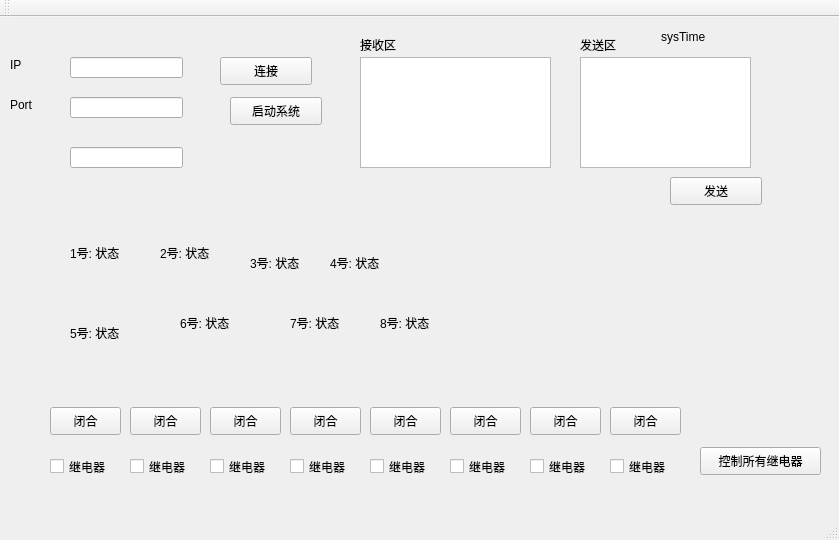
kingvei/Sample_Qt, file mainwindow.ui: the form before one commit.
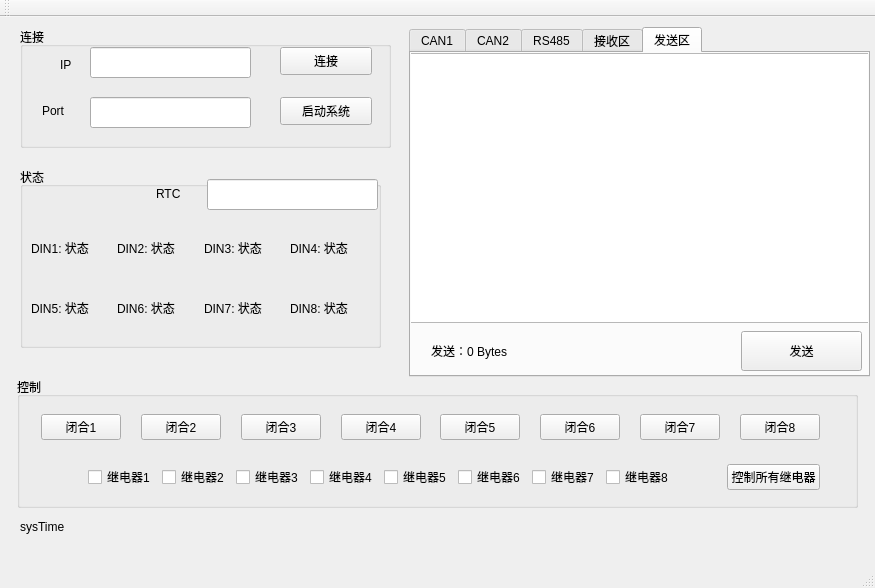
The form after the commit.

Commit message: 优化界面

The edit to the form file:
```diff
--- a/mainwindow.ui
+++ b/mainwindow.ui
@@ -6,8 +6,8 @@
    <rect>
     <x>0</x>
     <y>0</y>
-    <width>839</width>
-    <height>540</height>
+    <width>875</width>
+    <height>588</height>
    </rect>
   </property>
   <property name="windowTitle">
@@ -23,48 +23,28 @@
    <widget class="QLineEdit" name="srvIPLineEdit">
     <property name="geometry">
      <rect>
-      <x>70</x>
-      <y>40</y>
-      <width>113</width>
-      <height>21</height>
+      <x>90</x>
+      <y>30</y>
+      <width>161</width>
+      <height>31</height>
      </rect>
     </property>
    </widget>
    <widget class="QLineEdit" name="srvPortLineEdit">
     <property name="geometry">
      <rect>
-      <x>70</x>
+      <x>90</x>
       <y>80</y>
-      <width>113</width>
-      <height>21</height>
-     </rect>
-    </property>
-   </widget>
-   <widget class="QTextEdit" name="tcpSendText">
-    <property name="geometry">
-     <rect>
-      <x>580</x>
-      <y>40</y>
-      <width>171</width>
-      <height>111</height>
-     </rect>
-    </property>
-   </widget>
-   <widget class="QTextEdit" name="tcpRecvText">
-    <property name="geometry">
-     <rect>
-      <x>360</x>
-      <y>40</y>
-      <width>191</width>
-      <height>111</height>
+      <width>161</width>
+      <height>31</height>
      </rect>
     </property>
    </widget>
    <widget class="QPushButton" name="tcpEstablishButton">
     <property name="geometry">
      <rect>
-      <x>220</x>
-      <y>40</y>
+      <x>280</x>
+      <y>30</y>
       <width>92</width>
       <height>28</height>
      </rect>
@@ -73,153 +53,10 @@
      <string>连接</string>
     </property>
    </widget>
-   <widget class="QPushButton" name="tcpSendButton">
-    <property name="geometry">
-     <rect>
-      <x>670</x>
-      <y>160</y>
-      <width>92</width>
-      <height>28</height>
-     </rect>
-    </property>
-    <property name="text">
-     <string>发送</string>
-    </property>
-   </widget>
-   <widget class="QLabel" name="label">
-    <property name="geometry">
-     <rect>
-      <x>10</x>
-      <y>40</y>
-      <width>41</width>
-      <height>16</height>
-     </rect>
-    </property>
-    <property name="text">
-     <string>IP</string>
-    </property>
-   </widget>
-   <widget class="QLabel" name="label_2">
-    <property name="geometry">
-     <rect>
-      <x>10</x>
-      <y>80</y>
-      <width>41</width>
-      <height>16</height>
-     </rect>
-    </property>
-    <property name="text">
-     <string>Port</string>
-    </property>
-   </widget>
-   <widget class="QCheckBox" name="relayCheckBox_1">
-    <property name="geometry">
-     <rect>
-      <x>130</x>
-      <y>440</y>
-      <width>71</width>
-      <height>19</height>
-     </rect>
-    </property>
-    <property name="text">
-     <string>继电器</string>
-    </property>
-   </widget>
-   <widget class="QCheckBox" name="relayCheckBox_2">
-    <property name="geometry">
-     <rect>
-      <x>210</x>
-      <y>440</y>
-      <width>71</width>
-      <height>19</height>
-     </rect>
-    </property>
-    <property name="text">
-     <string>继电器</string>
-    </property>
-   </widget>
-   <widget class="QCheckBox" name="relayCheckBox_3">
-    <property name="geometry">
-     <rect>
-      <x>290</x>
-      <y>440</y>
-      <width>71</width>
-      <height>19</height>
-     </rect>
-    </property>
-    <property name="text">
-     <string>继电器</string>
-    </property>
-   </widget>
-   <widget class="QCheckBox" name="relayCheckBox_4">
-    <property name="geometry">
-     <rect>
-      <x>370</x>
-      <y>440</y>
-      <width>71</width>
-      <height>19</height>
-     </rect>
-    </property>
-    <property name="text">
-     <string>继电器</string>
-    </property>
-   </widget>
-   <widget class="QCheckBox" name="relayCheckBox_5">
-    <property name="geometry">
-     <rect>
-      <x>450</x>
-      <y>440</y>
-      <width>71</width>
-      <height>19</height>
-     </rect>
-    </property>
-    <property name="text">
-     <string>继电器</string>
-    </property>
-   </widget>
-   <widget class="QCheckBox" name="relayCheckBox_6">
-    <property name="geometry">
-     <rect>
-      <x>530</x>
-      <y>440</y>
-      <width>71</width>
-      <height>19</height>
-     </rect>
-    </property>
-    <property name="text">
-     <string>继电器</string>
-    </property>
-   </widget>
-   <widget class="QCheckBox" name="relayCheckBox_7">
-    <property name="geometry">
-     <rect>
-      <x>610</x>
-      <y>440</y>
-      <width>71</width>
-      <height>19</height>
-     </rect>
-    </property>
-    <property name="text">
-     <string>继电器</string>
-    </property>
-   </widget>
-   <widget class="QCheckBox" name="relayCheckBox_0">
-    <property name="geometry">
-     <rect>
-      <x>50</x>
-      <y>440</y>
-      <width>71</width>
-      <height>19</height>
-     </rect>
-    </property>
-    <property name="text">
-     <string>继电器</string>
-    </property>
-   </widget>
    <widget class="QPushButton" name="runSystemButton">
     <property name="geometry">
      <rect>
-      <x>230</x>
+      <x>280</x>
       <y>80</y>
       <width>92</width>
       <height>28</height>
@@ -229,164 +66,605 @@
      <string>启动系统</string>
     </property>
    </widget>
-   <widget class="QPushButton" name="relayButton_1">
+   <widget class="QTabWidget" name="tabWidget">
     <property name="geometry">
      <rect>
-      <x>130</x>
-      <y>390</y>
-      <width>71</width>
-      <height>28</height>
+      <x>409</x>
+      <y>10</y>
+      <width>461</width>
+      <height>350</height>
      </rect>
     </property>
-    <property name="text">
-     <string>闭合</string>
+    <property name="currentIndex">
+     <number>4</number>
     </property>
+    <widget class="QWidget" name="can1Tab">
+     <attribute name="title">
+      <string>CAN1</string>
+     </attribute>
+     <widget class="QTextBrowser" name="can1Text">
+      <property name="geometry">
+       <rect>
+        <x>-1</x>
+        <y>0</y>
+        <width>500</width>
+        <height>270</height>
+       </rect>
+      </property>
+     </widget>
+     <widget class="QLabel" name="label_7">
+      <property name="geometry">
+       <rect>
+        <x>20</x>
+        <y>290</y>
+        <width>101</width>
+        <height>16</height>
+       </rect>
+      </property>
+      <property name="text">
+       <string>接收：0 Bytes</string>
+      </property>
+     </widget>
+    </widget>
+    <widget class="QWidget" name="can2Tab">
+     <attribute name="title">
+      <string>CAN2</string>
+     </attribute>
+     <widget class="QTextBrowser" name="can2Text">
+      <property name="geometry">
+       <rect>
+        <x>-1</x>
+        <y>0</y>
+        <width>500</width>
+        <height>270</height>
+       </rect>
+      </property>
+     </widget>
+     <widget class="QLabel" name="label_6">
+      <property name="geometry">
+       <rect>
+        <x>20</x>
+        <y>290</y>
+        <width>101</width>
+        <height>16</height>
+       </rect>
+      </property>
+      <property name="text">
+       <string>接收：0 Bytes</string>
+      </property>
+     </widget>
+    </widget>
+    <widget class="QWidget" name="rs485Tab">
+     <attribute name="title">
+      <string>RS485</string>
+     </attribute>
+     <widget class="QTextBrowser" name="rs485Text">
+      <property name="geometry">
+       <rect>
+        <x>-1</x>
+        <y>0</y>
+        <width>500</width>
+        <height>270</height>
+       </rect>
+      </property>
+     </widget>
+     <widget class="QLabel" name="label_5">
+      <property name="geometry">
+       <rect>
+        <x>20</x>
+        <y>290</y>
+        <width>101</width>
+        <height>16</height>
+       </rect>
+      </property>
+      <property name="text">
+       <string>接收：0 Bytes</string>
+      </property>
+     </widget>
+    </widget>
+    <widget class="QWidget" name="recvTab">
+     <attribute name="title">
+      <string>接收区</string>
+     </attribute>
+     <widget class="QTextEdit" name="tcpRecvText">
+      <property name="geometry">
+       <rect>
+        <x>-1</x>
+        <y>0</y>
+        <width>500</width>
+        <height>270</height>
+       </rect>
+      </property>
+     </widget>
+     <widget class="QLabel" name="label_4">
+      <property name="geometry">
+       <rect>
+        <x>20</x>
+        <y>290</y>
+        <width>101</width>
+        <height>16</height>
+       </rect>
+      </property>
+      <property name="text">
+       <string>接收：0 Bytes</string>
+      </property>
+     </widget>
+    </widget>
+    <widget class="QWidget" name="sendTab">
+     <attribute name="title">
+      <string>发送区</string>
+     </attribute>
+     <widget class="QTextEdit" name="tcpSendText">
+      <property name="geometry">
+       <rect>
+        <x>-1</x>
+        <y>0</y>
+        <width>500</width>
+        <height>270</height>
+       </rect>
+      </property>
+     </widget>
+     <widget class="QPushButton" name="tcpSendButton">
+      <property name="geometry">
+       <rect>
+        <x>330</x>
+        <y>278</y>
+        <width>121</width>
+        <height>40</height>
+       </rect>
+      </property>
+      <property name="text">
+       <string>发送</string>
+      </property>
+     </widget>
+     <widget class="QLabel" name="label_3">
+      <property name="geometry">
+       <rect>
+        <x>20</x>
+        <y>290</y>
+        <width>101</width>
+        <height>16</height>
+       </rect>
+      </property>
+      <property name="text">
+       <string>发送：0 Bytes</string>
+      </property>
+     </widget>
+    </widget>
    </widget>
-   <widget class="QPushButton" name="relayButton_2">
+   <widget class="QGroupBox" name="groupBox">
     <property name="geometry">
      <rect>
-      <x>210</x>
-      <y>390</y>
-      <width>71</width>
-      <height>28</height>
+      <x>20</x>
+      <y>10</y>
+      <width>371</width>
+      <height>121</height>
      </rect>
     </property>
-    <property name="text">
-     <string>闭合</string>
+    <property name="title">
+     <string>连接</string>
     </property>
+    <widget class="QLabel" name="label">
+     <property name="geometry">
+      <rect>
+       <x>40</x>
+       <y>30</y>
+       <width>21</width>
+       <height>16</height>
+      </rect>
+     </property>
+     <property name="text">
+      <string>IP</string>
+     </property>
+    </widget>
+    <widget class="QLabel" name="label_2">
+     <property name="geometry">
+      <rect>
+       <x>22</x>
+       <y>76</y>
+       <width>41</width>
+       <height>16</height>
+      </rect>
+     </property>
+     <property name="text">
+      <string>Port</string>
+     </property>
+    </widget>
    </widget>
-   <widget class="QPushButton" name="relayButton_3">
+   <widget class="QGroupBox" name="groupBox_2">
     <property name="geometry">
      <rect>
-      <x>290</x>
-      <y>390</y>
-      <width>71</width>
-      <height>28</height>
+      <x>20</x>
+      <y>150</y>
+      <width>361</width>
+      <height>181</height>
      </rect>
     </property>
-    <property name="text">
-     <string>闭合</string>
+    <property name="title">
+     <string>状态</string>
     </property>
+    <widget class="QLineEdit" name="rtcLineEdit">
+     <property name="geometry">
+      <rect>
+       <x>187</x>
+       <y>12</y>
+       <width>171</width>
+       <height>31</height>
+      </rect>
+     </property>
+    </widget>
+    <widget class="QLabel" name="label_8">
+     <property name="geometry">
+      <rect>
+       <x>136</x>
+       <y>19</y>
+       <width>41</width>
+       <height>16</height>
+      </rect>
+     </property>
+     <property name="text">
+      <string>RTC</string>
+     </property>
+    </widget>
+    <widget class="QWidget" name="horizontalLayoutWidget">
+     <property name="geometry">
+      <rect>
+       <x>0</x>
+       <y>50</y>
+       <width>361</width>
+       <height>61</height>
+      </rect>
+     </property>
+     <layout class="QHBoxLayout" name="horizontalLayout">
+      <item>
+       <widget class="QLabel" name="stateLabel_0">
+        <property name="text">
+         <string>DIN1: 状态</string>
+        </property>
+       </widget>
+      </item>
+      <item>
+       <widget class="QLabel" name="stateLabel_1">
+        <property name="text">
+         <string>DIN2: 状态</string>
+        </property>
+       </widget>
+      </item>
+      <item>
+       <widget class="QLabel" name="stateLabel_2">
+        <property name="text">
+         <string>DIN3: 状态</string>
+        </property>
+       </widget>
+      </item>
+      <item>
+       <widget class="QLabel" name="stateLabel_3">
+        <property name="text">
+         <string>DIN4: 状态</string>
+        </property>
+       </widget>
+      </item>
+     </layout>
+    </widget>
+    <widget class="QWidget" name="horizontalLayoutWidget_2">
+     <property name="geometry">
+      <rect>
+       <x>0</x>
+       <y>110</y>
+       <width>361</width>
+       <height>61</height>
+      </rect>
+     </property>
+     <layout class="QHBoxLayout" name="horizontalLayout_2">
+      <item>
+       <widget class="QLabel" name="stateLabel_4">
+        <property name="text">
+         <string>DIN5: 状态</string>
+        </property>
+       </widget>
+      </item>
+      <item>
+       <widget class="QLabel" name="stateLabel_5">
+        <property name="text">
+         <string>DIN6: 状态</string>
+        </property>
+       </widget>
+      </item>
+      <item>
+       <widget class="QLabel" name="stateLabel_6">
+        <property name="text">
+         <string>DIN7: 状态</string>
+        </property>
+       </widget>
+      </item>
+      <item>
+       <widget class="QLabel" name="stateLabel_7">
+        <property name="text">
+         <string>DIN8: 状态</string>
+        </property>
+       </widget>
+      </item>
+     </layout>
+    </widget>
    </widget>
-   <widget class="QPushButton" name="relayButton_4">
+   <widget class="QWidget" name="horizontalLayoutWidget_3">
     <property name="geometry">
      <rect>
-      <x>370</x>
-      <y>390</y>
-      <width>71</width>
-      <height>28</height>
+      <x>30</x>
+      <y>385</y>
+      <width>801</width>
+      <height>51</height>
      </rect>
     </property>
-    <property name="text">
-     <string>闭合</string>
-    </property>
+    <layout class="QHBoxLayout" name="horizontalLayout_4">
+     <item>
+      <widget class="QPushButton" name="relayButton_0">
+       <property name="text">
+        <string>闭合1</string>
+       </property>
+      </widget>
+     </item>
+     <item>
+      <spacer name="horizontalSpacer_2">
+       <property name="orientation">
+        <enum>Qt::Horizontal</enum>
+       </property>
+       <property name="sizeHint" stdset="0">
+        <size>
+         <width>40</width>
+         <height>20</height>
+        </size>
+       </property>
+      </spacer>
+     </item>
+     <item>
+      <widget class="QPushButton" name="relayButton_1">
+       <property name="text">
+        <string>闭合2</string>
+       </property>
+      </widget>
+     </item>
+     <item>
+      <spacer name="horizontalSpacer_3">
+       <property name="orientation">
+        <enum>Qt::Horizontal</enum>
+       </property>
+       <property name="sizeHint" stdset="0">
+        <size>
+         <width>40</width>
+         <height>20</height>
+        </size>
+       </property>
+      </spacer>
+     </item>
+     <item>
+      <widget class="QPushButton" name="relayButton_2">
+       <property name="text">
+        <string>闭合3</string>
+       </property>
+      </widget>
+     </item>
+     <item>
+      <spacer name="horizontalSpacer_4">
+       <property name="orientation">
+        <enum>Qt::Horizontal</enum>
+       </property>
+       <property name="sizeHint" stdset="0">
+        <size>
+         <width>40</width>
+         <height>20</height>
+        </size>
+       </property>
+      </spacer>
+     </item>
+     <item>
+      <widget class="QPushButton" name="relayButton_3">
+       <property name="text">
+        <string>闭合4</string>
+       </property>
+      </widget>
+     </item>
+     <item>
+      <spacer name="horizontalSpacer_5">
+       <property name="orientation">
+        <enum>Qt::Horizontal</enum>
+       </property>
+       <property name="sizeHint" stdset="0">
+        <size>
+         <width>40</width>
+         <height>20</height>
+        </size>
+       </property>
+      </spacer>
+     </item>
+     <item>
+      <widget class="QPushButton" name="relayButton_4">
+       <property name="text">
+        <string>闭合5</string>
+       </property>
+      </widget>
+     </item>
+     <item>
+      <spacer name="horizontalSpacer_6">
+       <property name="orientation">
+        <enum>Qt::Horizontal</enum>
+       </property>
+       <property name="sizeHint" stdset="0">
+        <size>
+         <width>40</width>
+         <height>20</height>
+        </size>
+       </property>
+      </spacer>
+     </item>
+     <item>
+      <widget class="QPushButton" name="relayButton_5">
+       <property name="text">
+        <string>闭合6</string>
+       </property>
+      </widget>
+     </item>
+     <item>
+      <spacer name="horizontalSpacer_7">
+       <property name="orientation">
+        <enum>Qt::Horizontal</enum>
+       </property>
+       <property name="sizeHint" stdset="0">
+        <size>
+         <width>40</width>
+         <height>20</height>
+        </size>
+       </property>
+      </spacer>
+     </item>
+     <item>
+      <widget class="QPushButton" name="relayButton_6">
+       <property name="text">
+        <string>闭合7</string>
+       </property>
+      </widget>
+     </item>
+     <item>
+      <spacer name="horizontalSpacer_8">
+       <property name="orientation">
+        <enum>Qt::Horizontal</enum>
+       </property>
+       <property name="sizeHint" stdset="0">
+        <size>
+         <width>40</width>
+         <height>20</height>
+        </size>
+       </property>
+      </spacer>
+     </item>
+     <item>
+      <widget class="QPushButton" name="relayButton_7">
+       <property name="text">
+        <string>闭合8</string>
+       </property>
+      </widget>
+     </item>
+    </layout>
    </widget>
-   <widget class="QPushButton" name="relayButton_5">
+   <widget class="QWidget" name="horizontalLayoutWidget_4">
     <property name="geometry">
      <rect>
-      <x>450</x>
-      <y>390</y>
-      <width>71</width>
-      <height>28</height>
+      <x>30</x>
+      <y>435</y>
+      <width>801</width>
+      <height>51</height>
      </rect>
     </property>
-    <property name="text">
-     <string>闭合</string>
-    </property>
+    <layout class="QHBoxLayout" name="horizontalLayout_5">
+     <item>
+      <spacer name="horizontalSpacer_9">
+       <property name="orientation">
+        <enum>Qt::Horizontal</enum>
+       </property>
+       <property name="sizeHint" stdset="0">
+        <size>
+         <width>40</width>
+         <height>20</height>
+        </size>
+       </property>
+      </spacer>
+     </item>
+     <item>
+      <widget class="QCheckBox" name="relayCheckBox_0">
+       <property name="text">
+        <string>继电器1</string>
+       </property>
+      </widget>
+     </item>
+     <item>
+      <widget class="QCheckBox" name="relayCheckBox_1">
+       <property name="text">
+        <string>继电器2</string>
+       </property>
+      </widget>
+     </item>
+     <item>
+      <widget class="QCheckBox" name="relayCheckBox_2">
+       <property name="text">
+        <string>继电器3</string>
+       </property>
+      </widget>
+     </item>
+     <item>
+      <widget class="QCheckBox" name="relayCheckBox_3">
+       <property name="text">
+        <string>继电器4</string>
+       </property>
+      </widget>
+     </item>
+     <item>
+      <widget class="QCheckBox" name="relayCheckBox_4">
+       <property name="text">
+        <string>继电器5</string>
+       </property>
+      </widget>
+     </item>
+     <item>
+      <widget class="QCheckBox" name="relayCheckBox_5">
+       <property name="text">
+        <string>继电器6</string>
+       </property>
+      </widget>
+     </item>
+     <item>
+      <widget class="QCheckBox" name="relayCheckBox_6">
+       <property name="text">
+        <string>继电器7</string>
+       </property>
+      </widget>
+     </item>
+     <item>
+      <widget class="QCheckBox" name="relayCheckBox_7">
+       <property name="text">
+        <string>继电器8</string>
+       </property>
+      </widget>
+     </item>
+     <item>
+      <spacer name="horizontalSpacer">
+       <property name="orientation">
+        <enum>Qt::Horizontal</enum>
+       </property>
+       <property name="sizeHint" stdset="0">
+        <size>
+         <width>40</width>
+         <height>20</height>
+        </size>
+       </property>
+      </spacer>
+     </item>
+     <item>
+      <widget class="QPushButton" name="setAllRelayButton">
+       <property name="text">
+        <string>控制所有继电器</string>
+       </property>
+      </widget>
+     </item>
+    </layout>
    </widget>
-   <widget class="QPushButton" name="relayButton_6">
+   <widget class="QGroupBox" name="groupBox_3">
     <property name="geometry">
      <rect>
-      <x>530</x>
-      <y>390</y>
-      <width>71</width>
-      <height>28</height>
+      <x>17</x>
+      <y>360</y>
+      <width>841</width>
+      <height>131</height>
      </rect>
     </property>
-    <property name="text">
-     <string>闭合</string>
-    </property>
-   </widget>
-   <widget class="QPushButton" name="relayButton_7">
-    <property name="geometry">
-     <rect>
-      <x>610</x>
-      <y>390</y>
-      <width>71</width>
-      <height>28</height>
-     </rect>
-    </property>
-    <property name="text">
-     <string>闭合</string>
-    </property>
-   </widget>
-   <widget class="QPushButton" name="relayButton_0">
-    <property name="geometry">
-     <rect>
-      <x>50</x>
-      <y>390</y>
-      <width>71</width>
-      <height>28</height>
-     </rect>
-    </property>
-    <property name="text">
-     <string>闭合</string>
-    </property>
-   </widget>
-   <widget class="QLabel" name="label_3">
-    <property name="geometry">
-     <rect>
-      <x>580</x>
-      <y>20</y>
-      <width>72</width>
-      <height>15</height>
-     </rect>
-    </property>
-    <property name="text">
-     <string>发送区</string>
-    </property>
-   </widget>
-   <widget class="QLabel" name="label_4">
-    <property name="geometry">
-     <rect>
-      <x>360</x>
-      <y>20</y>
-      <width>72</width>
-      <height>15</height>
-     </rect>
-    </property>
-    <property name="text">
-     <string>接收区</string>
-    </property>
-   </widget>
-   <widget class="QPushButton" name="setAllRelayButton">
-    <property name="geometry">
-     <rect>
-      <x>700</x>
-      <y>430</y>
-      <width>121</width>
-      <height>28</height>
-     </rect>
-    </property>
-    <property name="text">
-     <string>控制所有继电器</string>
-    </property>
-   </widget>
-   <widget class="QLineEdit" name="rtcLineEdit">
-    <property name="geometry">
-     <rect>
-      <x>70</x>
-      <y>130</y>
-      <width>113</width>
-      <height>21</height>
-     </rect>
+    <property name="title">
+     <string>控制</string>
     </property>
    </widget>
    <widget class="QLabel" name="sysTimeLabel">
     <property name="geometry">
      <rect>
-      <x>661</x>
-      <y>10</y>
+      <x>20</x>
+      <y>500</y>
       <width>151</width>
       <height>20</height>
      </rect>
@@ -395,110 +673,17 @@
      <string>sysTime</string>
     </property>
    </widget>
-   <widget class="QLabel" name="stateLabel_0">
-    <property name="geometry">
-     <rect>
-      <x>70</x>
-      <y>220</y>
-      <width>71</width>
-      <height>31</height>
-     </rect>
-    </property>
-    <property name="text">
-     <string>1号: 状态</string>
-    </property>
-   </widget>
-   <widget class="QLabel" name="stateLabel_1">
-    <property name="geometry">
-     <rect>
-      <x>160</x>
-      <y>220</y>
-      <width>71</width>
-      <height>31</height>
-     </rect>
-    </property>
-    <property name="text">
-     <string>2号: 状态</string>
-    </property>
-   </widget>
-   <widget class="QLabel" name="stateLabel_2">
-    <property name="geometry">
-     <rect>
-      <x>250</x>
-      <y>230</y>
-      <width>71</width>
-      <height>31</height>
-     </rect>
-    </property>
-    <property name="text">
-     <string>3号: 状态</string>
-    </property>
-   </widget>
-   <widget class="QLabel" name="stateLabel_3">
-    <property name="geometry">
-     <rect>
-      <x>330</x>
-      <y>230</y>
-      <width>71</width>
-      <height>31</height>
-     </rect>
-    </property>
-    <property name="text">
-     <string>4号: 状态</string>
-    </property>
-   </widget>
-   <widget class="QLabel" name="stateLabel_4">
-    <property name="geometry">
-     <rect>
-      <x>70</x>
-      <y>300</y>
-      <width>71</width>
-      <height>31</height>
-     </rect>
-    </property>
-    <property name="text">
-     <string>5号: 状态</string>
-    </property>
-   </widget>
-   <widget class="QLabel" name="stateLabel_5">
-    <property name="geometry">
-     <rect>
-      <x>180</x>
-      <y>290</y>
-      <width>71</width>
-      <height>31</height>
-     </rect>
-    </property>
-    <property name="text">
-     <string>6号: 状态</string>
-    </property>
-   </widget>
-   <widget class="QLabel" name="stateLabel_6">
-    <property name="geometry">
-     <rect>
-      <x>290</x>
-      <y>290</y>
-      <width>71</width>
-      <height>31</height>
-     </rect>
-    </property>
-    <property name="text">
-     <string>7号: 状态</string>
-    </property>
-   </widget>
-   <widget class="QLabel" name="stateLabel_7">
-    <property name="geometry">
-     <rect>
-      <x>380</x>
-      <y>290</y>
-      <width>71</width>
-      <height>31</height>
-     </rect>
-    </property>
-    <property name="text">
-     <string>8号: 状态</string>
-    </property>
-   </widget>
+   <zorder>groupBox_3</zorder>
+   <zorder>groupBox_2</zorder>
+   <zorder>groupBox</zorder>
+   <zorder>tabWidget</zorder>
+   <zorder>srvIPLineEdit</zorder>
+   <zorder>srvPortLineEdit</zorder>
+   <zorder>tcpEstablishButton</zorder>
+   <zorder>runSystemButton</zorder>
+   <zorder>horizontalLayoutWidget_3</zorder>
+   <zorder>horizontalLayoutWidget_4</zorder>
+   <zorder>sysTimeLabel</zorder>
   </widget>
   <widget class="QMenuBar" name="menuBar">
    <property name="geometry">
```
Left out of the diff: 2 changed lines with no effect on the pictures. The commit also changes 1 other file.
